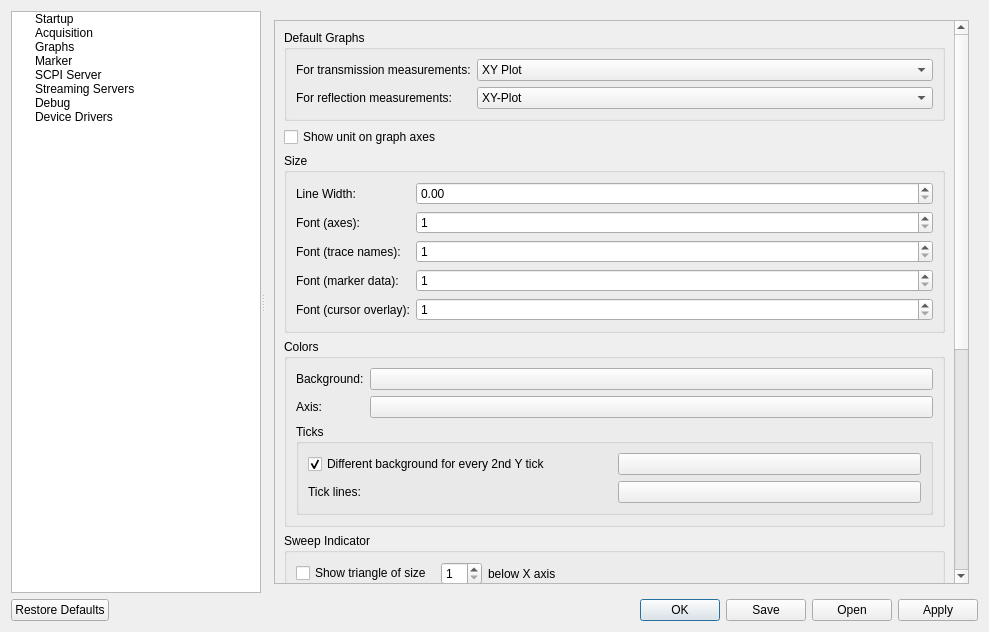
Old version of the form Software/PC_Application/LibreVNA-GUI/preferencesdialog.ui in the repository jankae/LibreVNA.
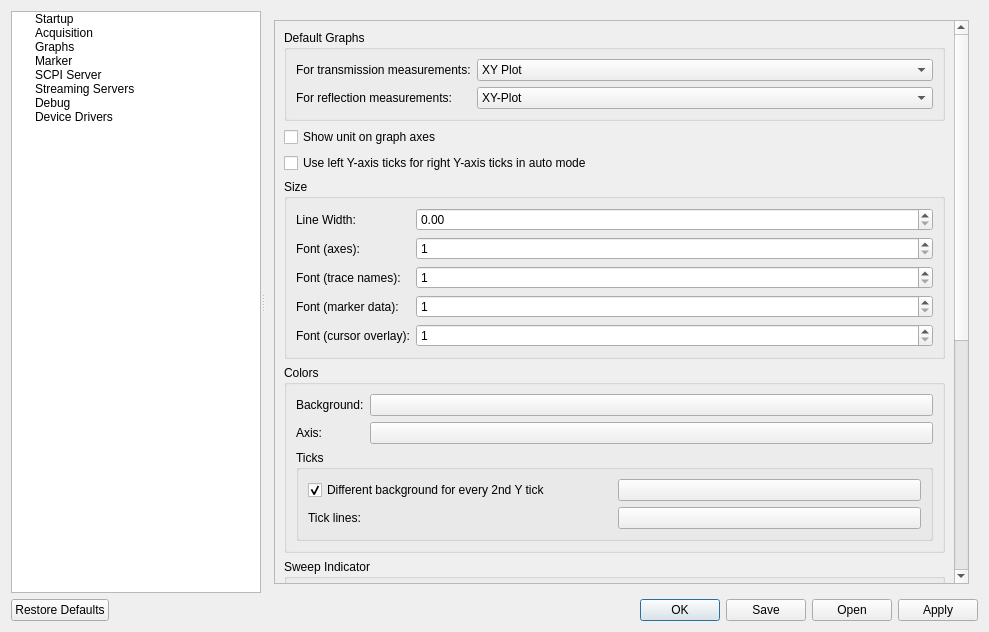
New version of the form. The open tabs and pages were chosen to show the change. Custom widgets are drawn as their Qt base class.

Commit message: option to link RHS ticks to LHS ticks on XY-plots

What changed in the file:
```diff
--- a/Software/PC_Application/LibreVNA-GUI/preferencesdialog.ui
+++ b/Software/PC_Application/LibreVNA-GUI/preferencesdialog.ui
@@ -944,8 +944,8 @@
             <rect>
              <x>0</x>
              <y>0</y>
-             <width>553</width>
-             <height>1075</height>
+             <width>679</width>
+             <height>964</height>
             </rect>
            </property>
            <layout class="QVBoxLayout" name="verticalLayout_22">
@@ -1029,6 +1029,13 @@
                 </property>
                </widget>
               </item>
+              <item>
+               <widget class="QCheckBox" name="graphsEnableMasterTicksForYAxis">
+                <property name="text">
+                 <string>Use left Y-axis ticks for right Y-axis ticks in auto mode</string>
+                </property>
+               </widget>
+              </item>
               <item>
                <widget class="QGroupBox" name="groupBox_16">
                 <property name="title">
```
Left out of the diff: 22 changed lines with no effect on the pictures. The commit also changes 5 other files.
